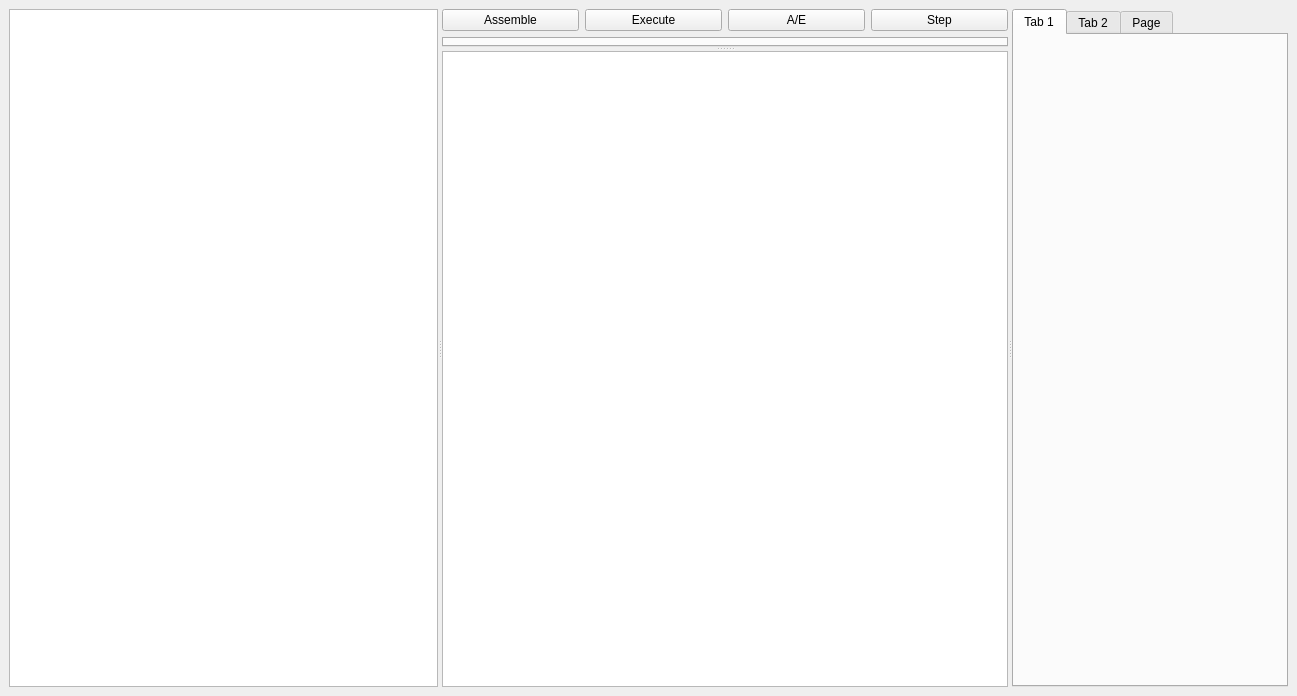
This is ui/mainwindow.ui in godinhojoao/ProjetoPS as Qt 5 draws it before an edit. The edited form follows.
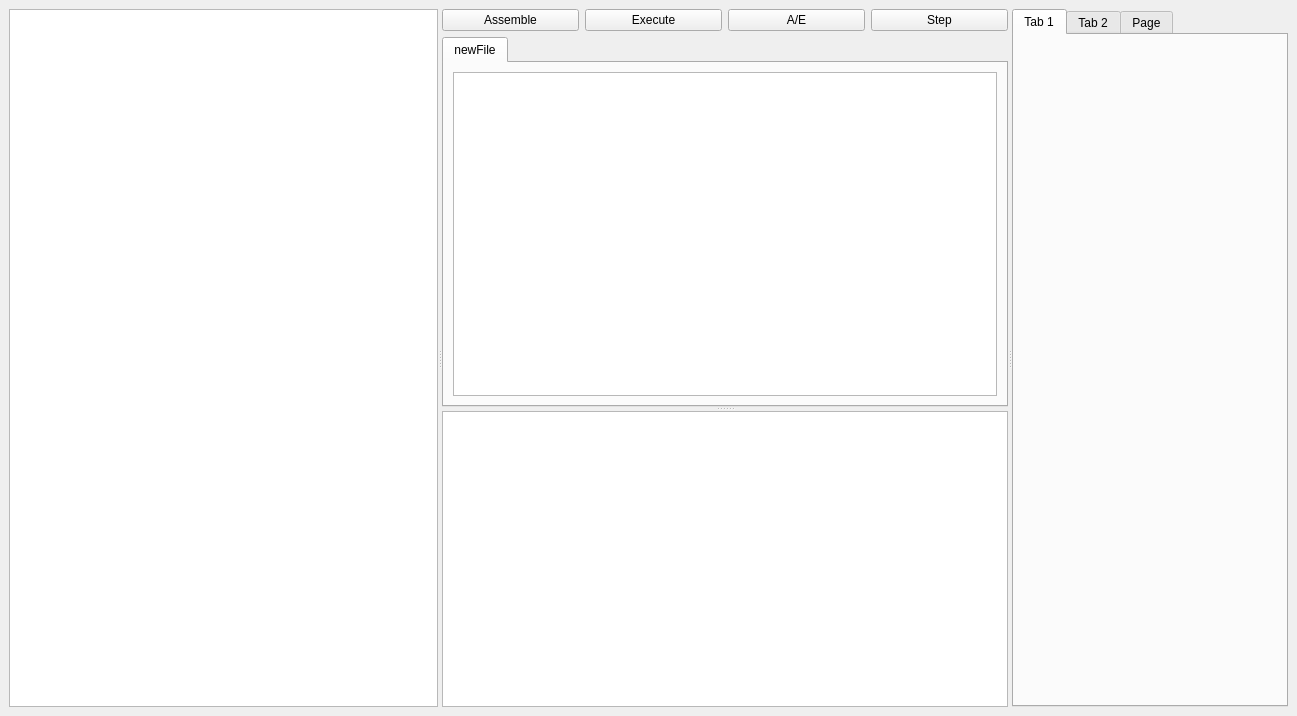
This is the edited form.

Commit message: feat: modified symbol on file

What changed in the file:
```diff
--- a/ui/mainwindow.ui
+++ b/ui/mainwindow.ui
@@ -7,7 +7,7 @@
     <x>0</x>
     <y>0</y>
     <width>1297</width>
-    <height>696</height>
+    <height>716</height>
    </rect>
   </property>
   <property name="windowTitle">
@@ -21,7 +21,7 @@
        <enum>Qt::Orientation::Horizontal</enum>
       </property>
       <widget class="QTreeView" name="treeFiles"/>
-      <widget class="QWidget" name="">
+      <widget class="QWidget" name="layoutWidget">
        <layout class="QVBoxLayout" name="verticalLayout">
         <item>
          <layout class="QHBoxLayout" name="horizontalLayout">
@@ -64,6 +64,16 @@
            <property name="currentIndex">
             <number>-1</number>
            </property>
+           <widget class="QWidget" name="newFile">
+            <attribute name="title">
+             <string>newFile</string>
+            </attribute>
+            <layout class="QVBoxLayout" name="verticalLayout_2">
+             <item>
+              <widget class="QPlainTextEdit" name="plainTextEdit"/>
+             </item>
+            </layout>
+           </widget>
           </widget>
           <widget class="QPlainTextEdit" name="textErrorLog">
            <property name="readOnly">
```
Left out of the diff: 2 changed lines with no effect on the pictures. The commit also changes 2 other files.
